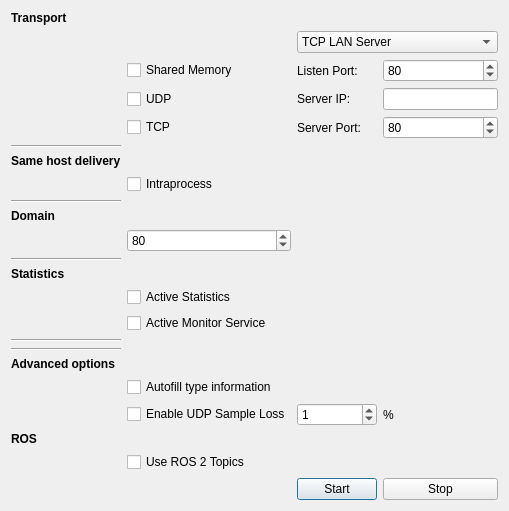
Qt form forms/participantdialog.ui (eProsima/ShapesDemo) before a commit.
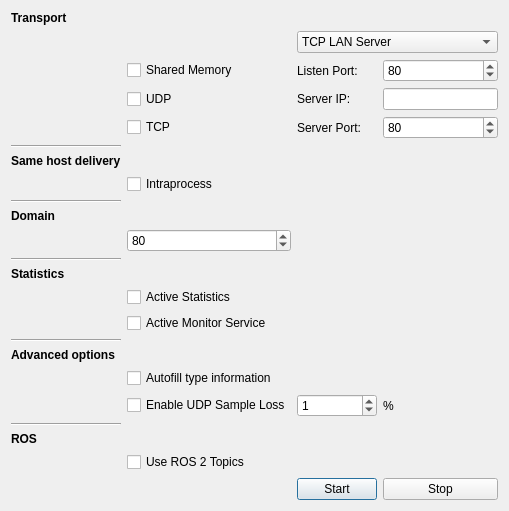
The same form after that commit.

Commit message:
Fix ROS 2 line separator in participant configuration (#123)
* Refs #20644: Fix ROS 2 line separator in participant configuration

* Refs #20644: Fix line name

---------

Patch:
```diff
--- a/forms/participantdialog.ui
+++ b/forms/participantdialog.ui
@@ -169,20 +169,13 @@
     </widget>
    </item>
    <item row="22" column="0">
-    <widget class="Line" name="line_5">
-     <property name="orientation">
-      <enum>Qt::Horizontal</enum>
-     </property>
-    </widget>
-   </item>
-   <item row="23" column="0">
     <widget class="Line" name="line_3">
      <property name="orientation">
       <enum>Qt::Horizontal</enum>
      </property>
     </widget>
    </item>
-   <item row="24" column="0">
+   <item row="23" column="0">
     <widget class="QLabel" name="label_6">
      <property name="font">
       <font>
@@ -195,21 +188,21 @@
      </property>
     </widget>
    </item>
-   <item row="25" column="1">
+   <item row="24" column="1">
     <widget class="QCheckBox" name="typeinformationCheckBox">
      <property name="text">
       <string>Autofill type information</string>
      </property>
     </widget>
    </item>
-   <item row="26" column="1">
+   <item row="25" column="1">
     <widget class="QCheckBox" name="lossCheckBox">
      <property name="text">
       <string>Enable UDP Sample Loss</string>
      </property>
     </widget>
    </item>
-   <item row="26" column="3">
+   <item row="25" column="3">
     <widget class="QSpinBox" name="lossSpin">
      <property name="specialValueText">
       <string/>
@@ -222,13 +215,20 @@
      </property>
     </widget>
    </item>
-   <item row="26" column="4">
+   <item row="25" column="4">
     <widget class="QLabel" name="label_7">
      <property name="text">
       <string>%</string>
      </property>
     </widget>
    </item>
+   <item row="26" column="0">
+    <widget class="Line" name="line_5">
+     <property name="orientation">
+      <enum>Qt::Horizontal</enum>
+     </property>
+    </widget>
+   </item>
    <item row="27" column="0">
     <widget class="QLabel" name="label_12">
      <property name="font">
```
